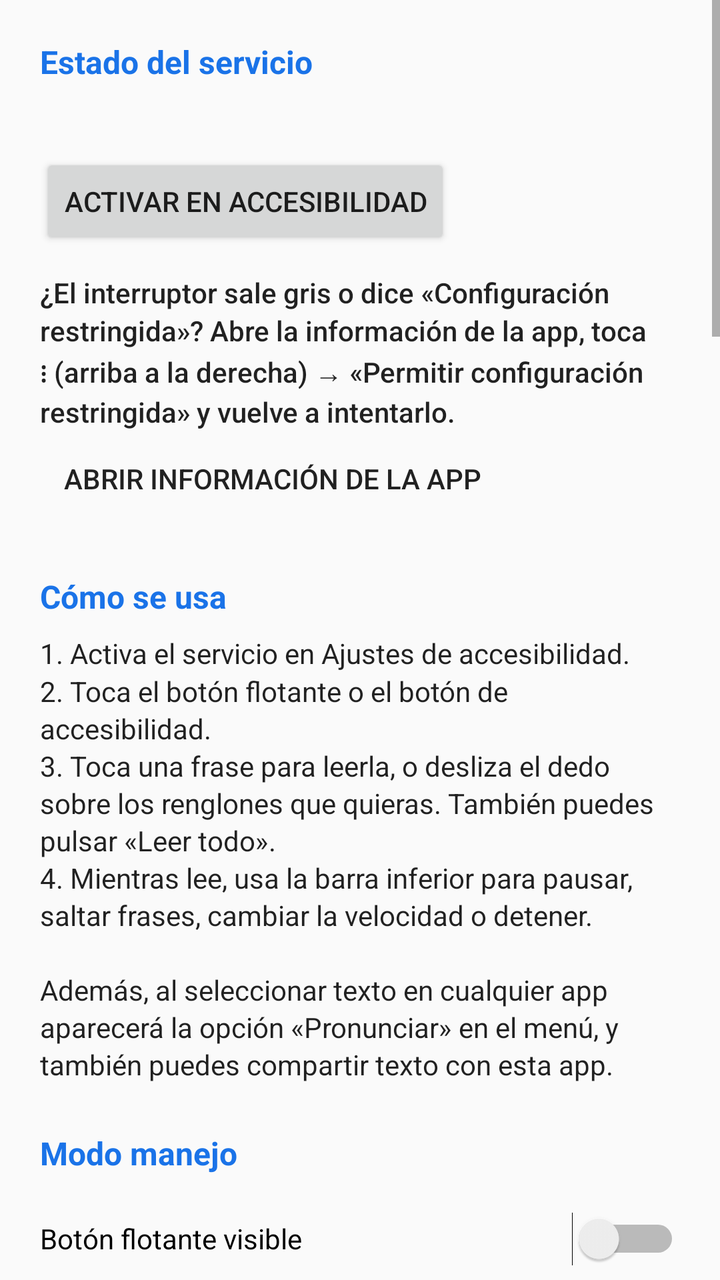
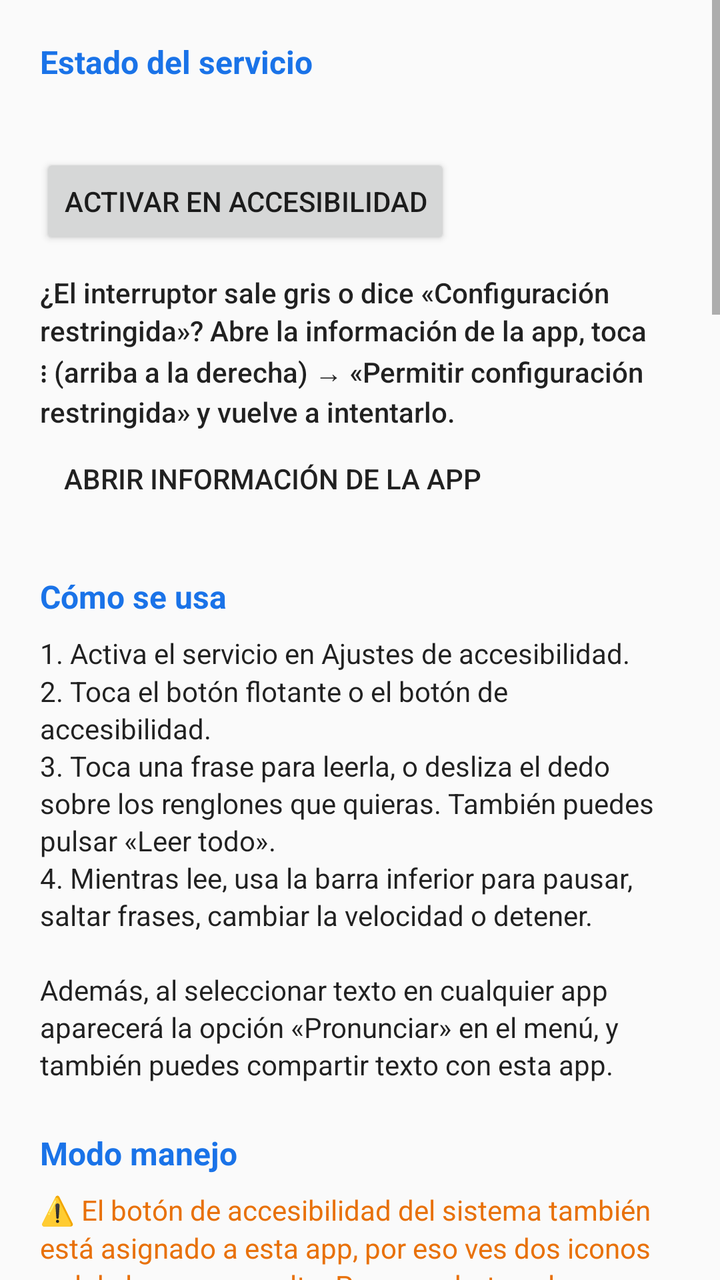

The first picture is an Android layout as it rendered before a commit; the second is the same layout after the commit. The layout source and the unified diff follow.
<!-- AndroidManifest.xml: application theme AppTheme -->
<!-- res/layout/activity_main.xml -->
<?xml version="1.0" encoding="utf-8"?>
<ScrollView xmlns:android="http://schemas.android.com/apk/res/android"
    android:layout_width="match_parent"
    android:layout_height="match_parent"
    android:fitsSystemWindows="true">

    <LinearLayout
        android:layout_width="match_parent"
        android:layout_height="wrap_content"
        android:orientation="vertical"
        android:padding="@dimen/screen_padding">

        <TextView
            style="@style/SectionTitle"
            android:layout_marginTop="0dp"
            android:text="@string/status_title" />

        <TextView
            android:id="@+id/status_text"
            android:layout_width="match_parent"
            android:layout_height="wrap_content"
            android:textAppearance="@android:style/TextAppearance.Material.Body1" />

        <Button
            android:id="@+id/open_settings"
            android:layout_width="wrap_content"
            android:layout_height="wrap_content"
            android:layout_marginTop="8dp"
            android:text="@string/open_accessibility_settings" />

        <TextView
            android:id="@+id/restricted_help"
            android:layout_width="match_parent"
            android:layout_height="wrap_content"
            android:layout_marginTop="12dp"
            android:lineSpacingMultiplier="1.15"
            android:text="@string/restricted_help"
            android:textAppearance="@android:style/TextAppearance.Material.Body2" />

        <Button
            android:id="@+id/allow_restricted"
            style="?android:attr/borderlessButtonStyle"
            android:layout_width="wrap_content"
            android:layout_height="wrap_content"
            android:text="@string/allow_restricted" />

        <TextView
            style="@style/SectionTitle"
            android:text="@string/how_to_title" />

        <TextView
            android:layout_width="match_parent"
            android:layout_height="wrap_content"
            android:lineSpacingMultiplier="1.15"
            android:text="@string/how_to_body"
            android:textAppearance="@android:style/TextAppearance.Material.Body1" />

        <TextView
            style="@style/SectionTitle"
            android:text="@string/driving_title" />

        <Switch
            android:id="@+id/floating_switch"
            android:layout_width="match_parent"
            android:layout_height="wrap_content"
            android:minHeight="48dp"
            android:text="@string/show_floating_button"
            android:textAppearance="@android:style/TextAppearance.Material.Body1" />

        <TextView
            android:layout_width="match_parent"
            android:layout_height="wrap_content"
            android:layout_marginBottom="8dp"
            android:text="@string/floating_button_help"
            android:lineSpacingMultiplier="1.15"
            android:textAppearance="@android:style/TextAppearance.Material.Body2" />

        <Switch
            android:id="@+id/car_auto_switch"
            android:layout_width="match_parent"
            android:layout_height="wrap_content"
            android:minHeight="48dp"
            android:text="@string/car_auto"
            android:textAppearance="@android:style/TextAppearance.Material.Body1" />

        <Button
            android:id="@+id/car_pick"
            style="?android:attr/borderlessButtonStyle"
            android:layout_width="wrap_content"
            android:layout_height="wrap_content"
            android:text="@string/car_pick" />

        <TextView
            style="@style/SectionTitle"
            android:text="@string/selection_title" />

        <TextView
            android:layout_width="match_parent"
            android:layout_height="wrap_content"
            android:lineSpacingMultiplier="1.15"
            android:text="@string/tap_prompt"
            android:textAppearance="@android:style/TextAppearance.Material.Body1" />

        <RadioGroup
            android:id="@+id/tap_group"
            android:layout_width="match_parent"
            android:layout_height="wrap_content">

            <RadioButton
                android:id="@+id/tap_sentence"
                android:layout_width="match_parent"
                android:layout_height="wrap_content"
                android:minHeight="48dp"
                android:text="@string/tap_sentence" />

            <RadioButton
                android:id="@+id/tap_from"
                android:layout_width="match_parent"
                android:layout_height="wrap_content"
                android:minHeight="48dp"
                android:text="@string/tap_from" />

            <RadioButton
                android:id="@+id/tap_element"
                android:layout_width="match_parent"
                android:layout_height="wrap_content"
                android:minHeight="48dp"
                android:text="@string/tap_element" />
        </RadioGroup>

        <Switch
            android:id="@+id/drag_rows_switch"
            android:layout_width="match_parent"
            android:layout_height="wrap_content"
            android:layout_marginTop="8dp"
            android:minHeight="48dp"
            android:text="@string/drag_rows"
            android:textAppearance="@android:style/TextAppearance.Material.Body1" />

        <TextView
            style="@style/SectionTitle"
            android:text="@string/audio_title" />

        <TextView
            android:layout_width="match_parent"
            android:layout_height="wrap_content"
            android:lineSpacingMultiplier="1.15"
            android:text="@string/music_prompt"
            android:textAppearance="@android:style/TextAppearance.Material.Body1" />

        <RadioGroup
            android:id="@+id/music_group"
            android:layout_width="match_parent"
            android:layout_height="wrap_content">

            <RadioButton
                android:id="@+id/music_duck"
                android:layout_width="match_parent"
                android:layout_height="wrap_content"
                android:minHeight="48dp"
                android:text="@string/music_duck" />

            <RadioButton
                android:id="@+id/music_pause"
                android:layout_width="match_parent"
                android:layout_height="wrap_content"
                android:minHeight="48dp"
                android:text="@string/music_pause" />

            <RadioButton
                android:id="@+id/music_none"
                android:layout_width="match_parent"
                android:layout_height="wrap_content"
                android:minHeight="48dp"
                android:text="@string/music_none" />
        </RadioGroup>

        <TextView
            style="@style/SectionTitle"
            android:text="@string/voice_title" />

        <TextView
            android:id="@+id/rate_label"
            android:layout_width="match_parent"
            android:layout_height="wrap_content"
            android:textAppearance="@android:style/TextAppearance.Material.Body1" />

        <SeekBar
            android:id="@+id/rate_seek"
            android:layout_width="match_parent"
            android:layout_height="wrap_content"
            android:layout_marginBottom="12dp"
            android:max="55" />

        <TextView
            android:id="@+id/pitch_label"
            android:layout_width="match_parent"
            android:layout_height="wrap_content"
            android:textAppearance="@android:style/TextAppearance.Material.Body1" />

        <SeekBar
            android:id="@+id/pitch_seek"
            android:layout_width="match_parent"
            android:layout_height="wrap_content"
            android:layout_marginBottom="12dp"
            android:max="30" />

        <Switch
            android:id="@+id/highlight_switch"
            android:layout_width="match_parent"
            android:layout_height="wrap_content"
            android:minHeight="48dp"
            android:text="@string/highlight_text"
            android:textAppearance="@android:style/TextAppearance.Material.Body1" />


        <Button
            android:id="@+id/tts_settings"
            style="?android:attr/borderlessButtonStyle"
            android:layout_width="wrap_content"
            android:layout_height="wrap_content"
            android:text="@string/tts_settings" />

        <TextView
            style="@style/SectionTitle"
            android:text="@string/ocr_title" />

        <TextView
            android:layout_width="match_parent"
            android:layout_height="wrap_content"
            android:lineSpacingMultiplier="1.15"
            android:text="@string/ocr_help"
            android:textAppearance="@android:style/TextAppearance.Material.Body1" />

        <RadioGroup
            android:id="@+id/ocr_group"
            android:layout_width="match_parent"
            android:layout_height="wrap_content"
            android:layout_marginTop="4dp">

            <RadioButton
                android:id="@+id/ocr_auto"
                android:layout_width="match_parent"
                android:layout_height="wrap_content"
                android:minHeight="48dp"
                android:text="@string/ocr_auto" />

            <RadioButton
                android:id="@+id/ocr_always"
                android:layout_width="match_parent"
                android:layout_height="wrap_content"
                android:minHeight="48dp"
                android:text="@string/ocr_always" />

            <RadioButton
                android:id="@+id/ocr_never"
                android:layout_width="match_parent"
                android:layout_height="wrap_content"
                android:minHeight="48dp"
                android:text="@string/ocr_never" />
        </RadioGroup>

        <TextView
            style="@style/SectionTitle"
            android:text="@string/tile_title" />

        <TextView
            android:layout_width="match_parent"
            android:layout_height="wrap_content"
            android:lineSpacingMultiplier="1.15"
            android:text="@string/tile_help"
            android:textAppearance="@android:style/TextAppearance.Material.Body1" />

        <TextView
            android:layout_width="match_parent"
            android:layout_height="wrap_content"
            android:layout_marginTop="12dp"
            android:text="@string/tile_action_prompt"
            android:textAppearance="@android:style/TextAppearance.Material.Body1" />

        <RadioGroup
            android:id="@+id/tile_action_group"
            android:layout_width="match_parent"
            android:layout_height="wrap_content">

            <RadioButton
                android:id="@+id/tile_action_select"
                android:layout_width="match_parent"
                android:layout_height="wrap_content"
                android:minHeight="48dp"
                android:text="@string/tile_action_select" />

            <RadioButton
                android:id="@+id/tile_action_read_all"
                android:layout_width="match_parent"
                android:layout_height="wrap_content"
                android:minHeight="48dp"
                android:text="@string/tile_action_read_all" />
        </RadioGroup>

        <Button
            android:id="@+id/tile_add"
            android:layout_width="wrap_content"
            android:layout_height="wrap_content"
            android:layout_marginTop="4dp"
            android:text="@string/tile_add" />

        <TextView
            style="@style/SectionTitle"
            android:text="@string/test_title" />

        <EditText
            android:id="@+id/test_text"
            android:layout_width="match_parent"
            android:layout_height="wrap_content"
            android:hint="@string/test_hint"
            android:importantForAutofill="no"
            android:inputType="textMultiLine|textCapSentences"
            android:minLines="2"
            android:text="@string/test_default" />

        <LinearLayout
            android:layout_width="match_parent"
            android:layout_height="wrap_content"
            android:layout_marginTop="8dp"
            android:orientation="horizontal">

            <Button
                android:id="@+id/test_speak"
                android:layout_width="wrap_content"
                android:layout_height="wrap_content"
                android:text="@string/speak" />

            <Button
                android:id="@+id/test_stop"
                style="?android:attr/borderlessButtonStyle"
                android:layout_width="wrap_content"
                android:layout_height="wrap_content"
                android:layout_marginStart="8dp"
                android:text="@string/stop" />
        </LinearLayout>
    </LinearLayout>
</ScrollView>
<!-- resources referenced by this layout -->
<resources>
  <dimen name="screen_padding">20dp</dimen>
  <string name="allow_restricted">Abrir información de la app</string>
  <string name="audio_title">Audio</string>
  <string name="car_auto">Mostrar el botón solo cuando el teléfono esté conectado al Bluetooth del carro</string>
  <string name="car_pick">Elegir el Bluetooth del carro</string>
  <string name="drag_rows">Al deslizar, seleccionar renglones completos (más fácil con una mano)</string>
  <string name="driving_title">Modo manejo</string>
  <string name="highlight_text">Resaltar el texto que se está leyendo</string>
  <string name="how_to_title">Cómo se usa</string>
  <string name="music_duck">Bajar el volumen de la música</string>
  <string name="music_none">No hacer nada</string>
  <string name="music_pause">Pausar la música y reanudarla al terminar</string>
  <string name="music_prompt">Si hay música sonando (Spotify, etc.) mientras lee:</string>
  <string name="ocr_always">Siempre reconocer desde la imagen</string>
  <string name="ocr_auto">Automático: solo donde no hay texto accesible</string>
  <string name="ocr_help">Algunas apps (visores de PDF, fotos, juegos) muestran el texto como imagen. En ese caso se hace una captura y se reconoce el texto en el teléfono, sin internet. Requiere Android 11 o superior.</string>
  <string name="ocr_never">Nunca</string>
  <string name="ocr_title">Texto en imágenes y PDF</string>
  <string name="open_accessibility_settings">Activar en Accesibilidad</string>
  <string name="restricted_help">¿El interruptor sale gris o dice «Configuración restringida»? Abre la información de la app, toca ⋮ (arriba a la derecha) → «Permitir configuración restringida» y vuelve a intentarlo.</string>
  <string name="selection_title">Selección</string>
  <string name="show_floating_button">Botón flotante visible</string>
  <string name="speak">Pronunciar</string>
  <string name="status_title">Estado del servicio</string>
  <string name="stop">Detener</string>
  <string name="tap_element">Leer el mensaje o párrafo completo</string>
  <string name="tap_from">Leer desde la frase tocada hasta el final</string>
  <string name="tap_prompt">Al tocar un texto:</string>
  <string name="tap_sentence">Leer solo la frase tocada</string>
  <string name="test_default">Hola. Esta es una prueba de Seleccionar para pronunciar.</string>
  <string name="test_hint">Escribe algo para escucharlo…</string>
  <string name="test_title">Probar</string>
  <string name="tile_action_prompt">Al tocar el icono:</string>
  <string name="tile_action_read_all">Leer toda la pantalla</string>
  <string name="tile_action_select">Seleccionar texto</string>
  <string name="tile_add">Añadir icono al panel</string>
  <string name="tile_help">Añade el icono «Pronunciar» al panel de Ajustes rápidos (en Xiaomi: Centro de control → Editar). Si ya está leyendo, tocarlo detiene la lectura. Mantenerlo pulsado abre esta pantalla.</string>
  <string name="tile_title">Icono de Ajustes rápidos</string>
  <string name="tts_settings">Ajustes de texto a voz del sistema</string>
  <string name="voice_title">Voz</string>
  <dimen name="section_gap">24dp</dimen>
  <color name="primary">#1A73E8</color>
  <color name="primary_dark">#174EA6</color>
  <!-- unchanged entries left out for length: 4 -->
</resources>

<!-- the commit's change to res/layout/activity_main.xml (unified diff, before → after) -->
@@ -59,6 +59,21 @@
             style="@style/SectionTitle"
             android:text="@string/driving_title" />
 
+        <TextView
+            android:id="@+id/system_button_warning"
+            android:layout_width="match_parent"
+            android:layout_height="wrap_content"
+            android:lineSpacingMultiplier="1.15"
+            android:text="@string/system_button_warning"
+            android:textAppearance="@android:style/TextAppearance.Material.Body1"
+            android:textColor="#E8710A" />
+
+        <Button
+            android:id="@+id/system_button_fix"
+            android:layout_width="wrap_content"
+            android:layout_height="wrap_content"
+            android:text="@string/system_button_fix" />
+
         <Switch
             android:id="@+id/floating_switch"
             android:layout_width="match_parent"
<!-- resource entries referenced after the edit -->
@@ -25,6 +25,8 @@
   <string name="speak">Pronunciar</string>
   <string name="status_title">Estado del servicio</string>
   <string name="stop">Detener</string>
+  <string name="system_button_fix">Quitar el botón del sistema</string>
+  <string name="system_button_warning">⚠️ El botón de accesibilidad del sistema también está asignado a esta app, por eso ves dos iconos y el de la app se oculta. Para quedarte solo con el de la app (que se puede ocultar y se activa con el carro): Accesibilidad → Seleccionar para pronunciar → desactiva el «Acceso directo».</string>
   <string name="tap_element">Leer el mensaje o párrafo completo</string>
   <string name="tap_from">Leer desde la frase tocada hasta el final</string>
   <string name="tap_prompt">Al tocar un texto:</string>
